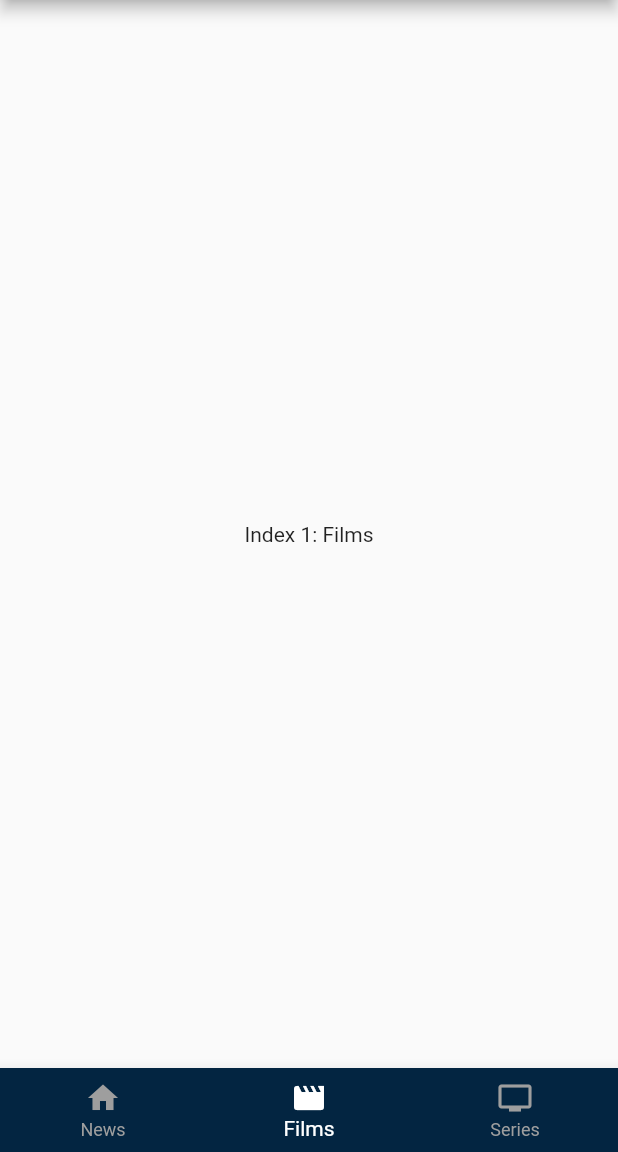
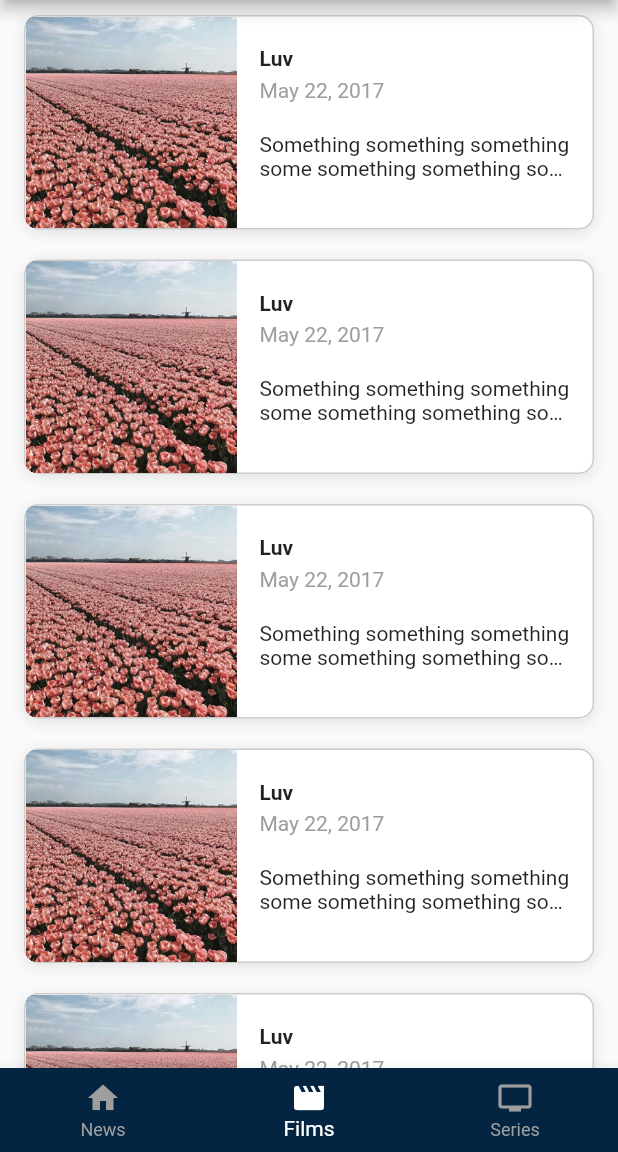
Before and after one commit to DaniilPavlov/TheMovieDB, a Flutter app: the MainScreenWidget screen opened by its route, item 2 of the bottom bar chosen, on a phone screen of 412 x 824 dp, the part 84-1236 px from its top. Run offline on Flutter 3.47's test engine with Material 2 defaults, Android fonts, the phone set to English and light mode, and no system bars.

Commit message:
movie list tab (hardcoded)

```diff
--- /dev/null
+++ b/lib/resources/app_images.dart
@@ -0,0 +1,5 @@
+class AppImages{
+  AppImages._();
+
+  static const String moviePlaceholder = 'images/movie_placeholder.jpeg';
+}
--- a/lib/widgets/main_screen/main_screen_widget.dart
+++ b/lib/widgets/main_screen/main_screen_widget.dart
@@ -1,4 +1,5 @@
 import 'package:flutter/material.dart';
+import 'package:themoviedb/widgets/movie_list/movie_list_widget.dart';
 
 class MainScreenWidget extends StatefulWidget {
   const MainScreenWidget({Key? key}) : super(key: key);
@@ -12,7 +13,7 @@ class _MainScreenWidgetState extends State<MainScreenWidget> {
 
   static const List<Widget> _widgetOptions = <Widget>[
     Text('Index 0: News'),
-    Text('Index 1: Films'),
+    MovieListWidget(),
     Text('Index 2: Series'),
   ];
 
@@ -38,6 +39,8 @@ class _MainScreenWidgetState extends State<MainScreenWidget> {
           ],
           onTap: onSelectTab,
         ),
-        body: Center(child: _widgetOptions[_selectedTab],));
+        body: Center(
+          child: _widgetOptions[_selectedTab],
+        ));
   }
 }
--- /dev/null
+++ b/lib/widgets/movie_list/movie_list_widget.dart
@@ -0,0 +1,90 @@
+import 'package:flutter/material.dart';
+import 'package:themoviedb/resources/app_images.dart';
+
+class MovieListWidget extends StatelessWidget {
+  const MovieListWidget({Key? key}) : super(key: key);
+
+  @override
+  Widget build(BuildContext context) {
+    return ListView.builder(
+        itemCount: 10,
+        itemExtent: 163,
+        itemBuilder: (BuildContext context, int index) {
+          return Padding(
+            padding: const EdgeInsets.symmetric(vertical: 10, horizontal: 16),
+            child: Stack(children: [
+              Container(
+                decoration: BoxDecoration(
+                    color: Colors.white,
+                    border: Border.all(color: Colors.black.withOpacity(0.2)),
+                    borderRadius: BorderRadius.all(Radius.circular(10)),
+                    boxShadow: [
+                      BoxShadow(
+                          color: Colors.black.withOpacity(0.1),
+                          blurRadius: 8,
+                          offset: Offset(0, 2))
+                    ]),
+                clipBehavior: Clip.hardEdge,
+                child: Row(children: [
+                  Image(image: AssetImage(AppImages.moviePlaceholder)),
+                  SizedBox(
+                    width: 15,
+                  ),
+                  Expanded(
+                    child: Column(
+                      crossAxisAlignment: CrossAxisAlignment.start,
+                      children: [
+                        SizedBox(
+                          height: 20,
+                        ),
+                        Text(
+                          'Luv',
+                          style: TextStyle(fontWeight: FontWeight.bold),
+                          maxLines: 1,
+                          overflow: TextOverflow.ellipsis,
+                        ),
+                        SizedBox(
+                          height: 5,
+                        ),
+                        Text(
+                          'May 22, 2017',
+                          style: TextStyle(color: Colors.grey),
+                          maxLines: 1,
+                          overflow: TextOverflow.ellipsis,
+                        ),
+                        SizedBox(
+                          height: 20,
+                        ),
+                        Text(
+                          'Something something something some something something something something',
+                          maxLines: 2,
+                          overflow: TextOverflow.ellipsis,
+                        )
+                      ],
+                    ),
+                  ),
+                  SizedBox(
+                    width: 10,
+                  )
+                ]),
+              ),
+
+              ///сама по себе карточка не кликабельна, поэтому добавляем инквел
+              ///но оборачиваем его в матириал, чтобы был виден сплеш
+              ///от нажатия
+              Material(
+                ///без color содержимое контейнера пропадает
+                ///поэтому добавляем прозрачность
+                color: Colors.transparent,
+                child: InkWell(
+                  borderRadius: BorderRadius.circular(10),
+                  onTap: () {
+                    print('tap');
+                  },
+                ),
+              )
+            ]),
+          );
+        });
+  }
+}
--- a/pubspec.yaml
+++ b/pubspec.yaml
@@ -45,7 +45,8 @@ flutter:
   uses-material-design: true
 
   # To add assets to your application, add an assets section, like this:
-  # assets:
+  assets:
+    - images/
   #   - images/a_dot_burr.jpeg
   #   - images/a_dot_ham.jpeg
 
```
Also changed, not shown: images/movie_placeholder.jpeg (added).
